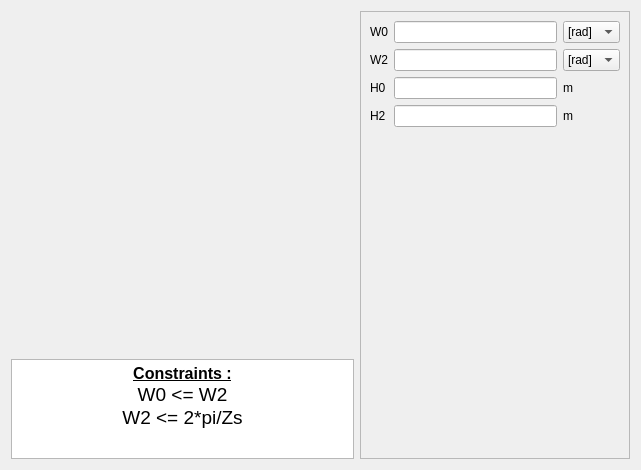
Qt form pyleecan/GUI/Dialog/DMachineSetup/SWSlot/PWSlot22/PWSlot22.ui (Eomys/pyleecan) before a commit.
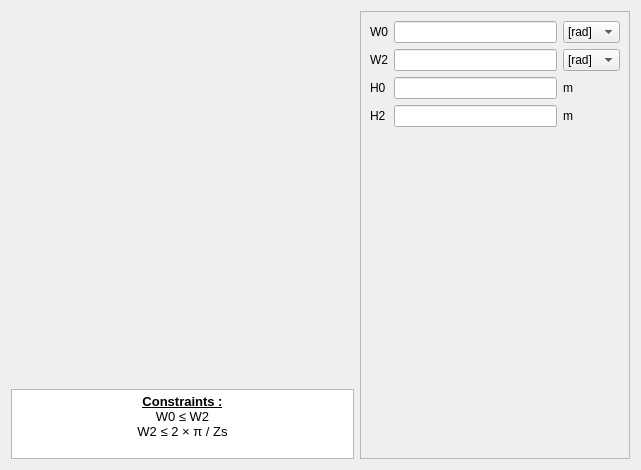
The same form after that commit. Icons and pictures are not drawn. Custom widgets are drawn as their Qt base class.

Commit message: [NF] update QTextEdit font when generating GUI + better display math symbols

What changed in the file:
```diff
--- a/pyleecan/GUI/Dialog/DMachineSetup/SWSlot/PWSlot22/PWSlot22.ui
+++ b/pyleecan/GUI/Dialog/DMachineSetup/SWSlot/PWSlot22/PWSlot22.ui
@@ -67,7 +67,7 @@
        <property name="maximumSize">
         <size>
          <width>16777215</width>
-         <height>100</height>
+         <height>70</height>
         </size>
        </property>
        <property name="verticalScrollBarPolicy">
@@ -78,9 +78,9 @@
 &lt;html&gt;&lt;head&gt;&lt;meta name=&quot;qrichtext&quot; content=&quot;1&quot; /&gt;&lt;style type=&quot;text/css&quot;&gt;
 p, li { white-space: pre-wrap; }
 &lt;/style&gt;&lt;/head&gt;&lt;body style=&quot; font-family:'MS Shell Dlg 2'; font-size:7.8pt; font-weight:400; font-style:normal;&quot;&gt;
-&lt;p align=&quot;center&quot; style=&quot; margin-top:0px; margin-bottom:0px; margin-left:0px; margin-right:0px; -qt-block-indent:0; text-indent:0px;&quot;&gt;&lt;span style=&quot; font-size:12pt; font-weight:600; text-decoration: underline;&quot;&gt;Constraints :&lt;/span&gt;&lt;/p&gt;
-&lt;p align=&quot;center&quot; style=&quot; margin-top:0px; margin-bottom:0px; margin-left:0px; margin-right:0px; -qt-block-indent:0; text-indent:0px;&quot;&gt;&lt;span style=&quot; font-size:14pt;&quot;&gt;W0 &amp;lt;= W2&lt;/span&gt;&lt;/p&gt;
-&lt;p align=&quot;center&quot; style=&quot; margin-top:0px; margin-bottom:0px; margin-left:0px; margin-right:0px; -qt-block-indent:0; text-indent:0px;&quot;&gt;&lt;span style=&quot; font-size:14pt;&quot;&gt;W2 &amp;lt;= 2*pi/Zs&lt;/span&gt;&lt;/p&gt;&lt;/body&gt;&lt;/html&gt;</string>
+&lt;p align=&quot;center&quot; style=&quot; margin-top:0px; margin-bottom:0px; margin-left:0px; margin-right:0px; -qt-block-indent:0; text-indent:0px;&quot;&gt;&lt;span style=&quot; font-size:10pt; font-weight:600; text-decoration: underline;&quot;&gt;Constraints :&lt;/span&gt;&lt;/p&gt;
+&lt;p align=&quot;center&quot; style=&quot; margin-top:0px; margin-bottom:0px; margin-left:0px; margin-right:0px; -qt-block-indent:0; text-indent:0px;&quot;&gt;&lt;span style=&quot; font-size:10pt;&quot;&gt;W0 ≤ W2&lt;/span&gt;&lt;/p&gt;
+&lt;p align=&quot;center&quot; style=&quot; margin-top:0px; margin-bottom:0px; margin-left:0px; margin-right:0px; -qt-block-indent:0; text-indent:0px;&quot;&gt;&lt;span style=&quot; font-size:10pt;&quot;&gt;W2 ≤ 2 × π / Zs&lt;/span&gt;&lt;/p&gt;&lt;/body&gt;&lt;/html&gt;</string>
        </property>
        <property name="textInteractionFlags">
         <set>Qt::TextSelectableByKeyboard|Qt::TextSelectableByMouse</set>
```
The commit also changes 66 other files.
